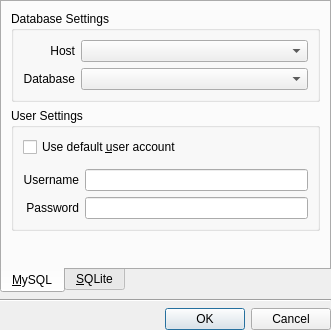
Before: the Qt Designer form ui/dblogin.ui in pwizard2/robojournal, drawn with Qt 5.
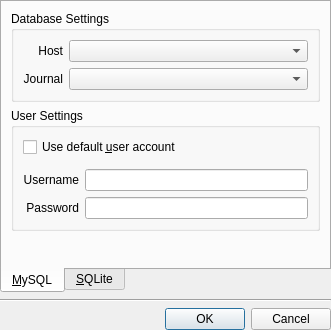
After: the same form once the commit is applied. Icons and pictures are not drawn.

Commit message: added gold icon for default database in mysql config

The edit to the form file:
```diff
--- a/ui/dblogin.ui
+++ b/ui/dblogin.ui
@@ -63,7 +63,7 @@
           <item row="1" column="0">
            <widget class="QLabel" name="label_2">
             <property name="text">
-             <string>Database</string>
+             <string>Journal</string>
             </property>
             <property name="alignment">
              <set>Qt::AlignRight|Qt::AlignTrailing|Qt::AlignVCenter</set>
```
The commit also changes 6 other files.
